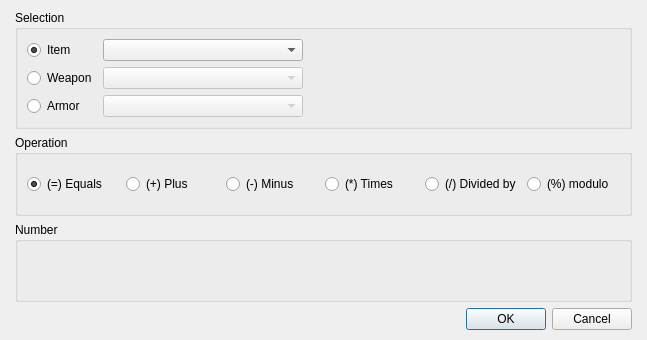
Old version of the form Editor/Dialogs/Commands/dialogcommandmodifyinventory.ui in the repository RPG-Paper-Maker/RPG-Paper-Maker.
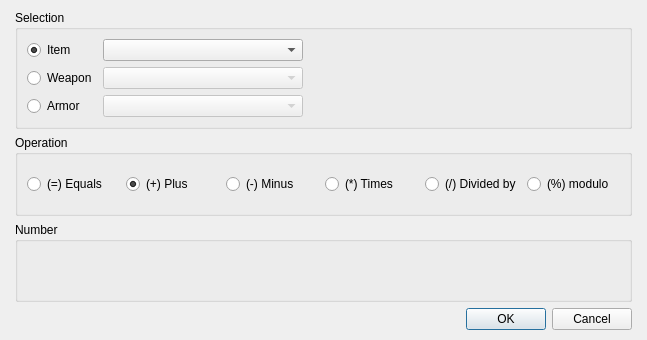
New version of the form. Custom widgets are drawn as their Qt base class.

Commit message: Modify inventory + 1 by default

Diff of the .ui file:
```diff
--- a/Editor/Dialogs/Commands/dialogcommandmodifyinventory.ui
+++ b/Editor/Dialogs/Commands/dialogcommandmodifyinventory.ui
@@ -128,7 +128,7 @@
              <string>(=) Equals</string>
             </property>
             <property name="checked">
-             <bool>true</bool>
+             <bool>false</bool>
             </property>
            </widget>
           </item>
@@ -137,6 +137,9 @@
             <property name="text">
              <string>(+) Plus</string>
             </property>
+            <property name="checked">
+             <bool>true</bool>
+            </property>
            </widget>
           </item>
           <item>
```
The commit also changes 1 other file.
